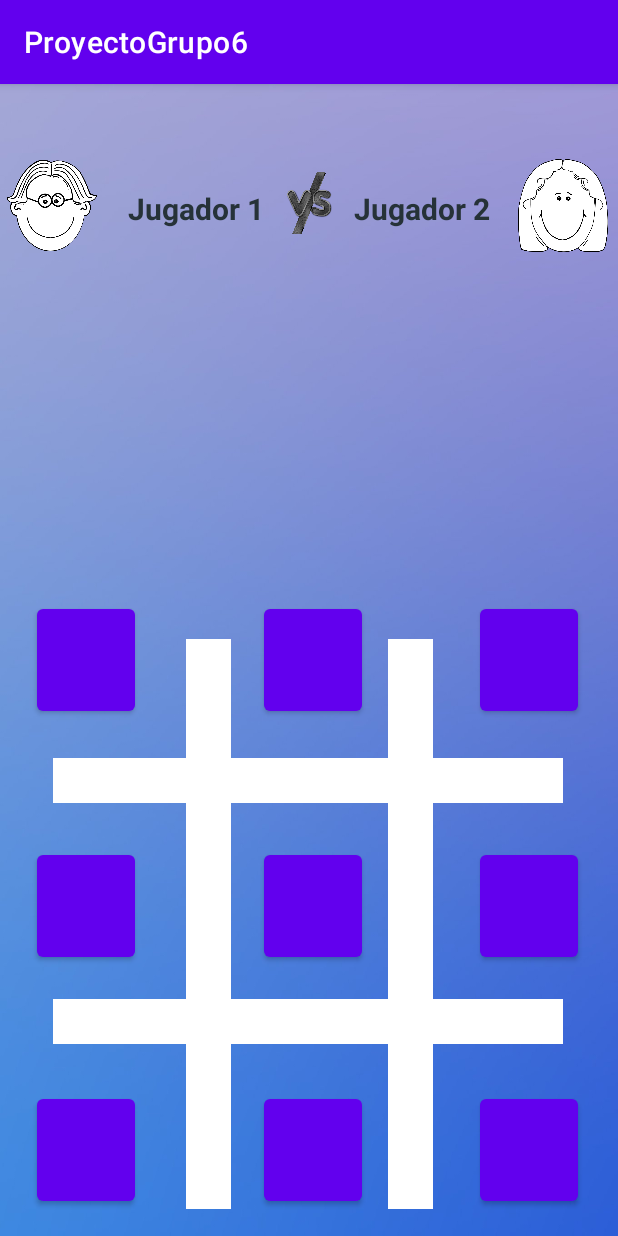
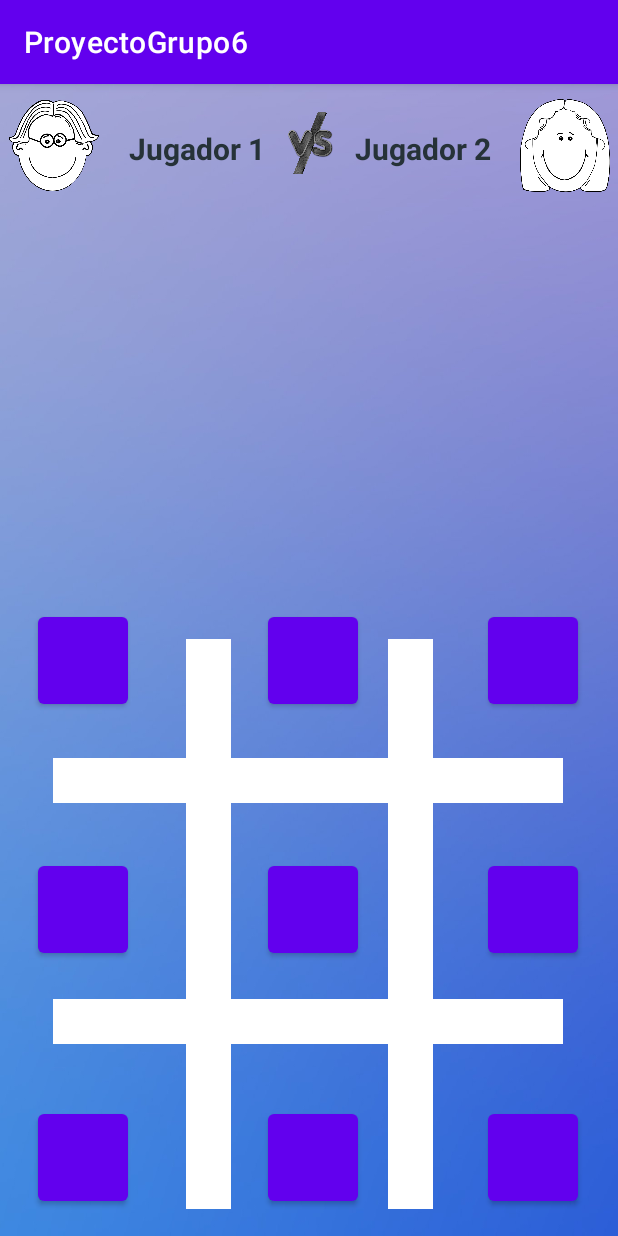
Before and after one commit to isinicolle/AndroidStudio_AppMiniGames, an Android app: the JuegoX0 screen opened directly, with no data from a screen before it, on a phone screen of 412 x 824 dp. Run offline under Robolectric (Android 15) with nearby library versions, the phone set to English and light mode, and no system bars.

Commit message:
posiciones estilo

```diff
--- a/ProyectoGrupo6/app/src/main/java/com/example/proyectogrupo6/JuegoX0.java
+++ b/ProyectoGrupo6/app/src/main/java/com/example/proyectogrupo6/JuegoX0.java
@@ -77,14 +77,14 @@ public class JuegoX0 extends AppCompatActivity {
         {
             if(estado == 1) {
                 textoVictoria.setVisibility(View.VISIBLE);
-                textoVictoria.setText("Has Ganado ;)");
+                textoVictoria.setText("Has Ganado");
                 textoVictoria.setTextColor(Color.BLACK);
                 fichavictoria = R.drawable.xvictoria;
                 Reiniciar.setVisibility(View.VISIBLE);
             }
             else{
                 textoVictoria. setVisibility(View.VISIBLE);
-                textoVictoria.setText("Has perdido ;(");
+                textoVictoria.setText("Has perdido");
                 textoVictoria. setTextColor (Color.BLACK);
                 fichavictoria = R.drawable.novictoria;
                 Reiniciar.setVisibility(View.VISIBLE);
@@ -100,7 +100,7 @@ public class JuegoX0 extends AppCompatActivity {
         else if(estado == 2)
         {
             textoVictoria.setVisibility(View.VISIBLE);
-            textoVictoria.setText("Has Empatado -_-");
+            textoVictoria.setText("Has Empatado");
             textoVictoria. setTextColor (Color.BLACK);
             Reiniciar.setVisibility(View.VISIBLE);
         }
--- a/ProyectoGrupo6/app/src/main/res/layout/activity_juego_x0.xml
+++ b/ProyectoGrupo6/app/src/main/res/layout/activity_juego_x0.xml
@@ -14,23 +14,11 @@
         android:contentDescription="@string/imagen_jugador_2"
         app:layout_constraintBottom_toBottomOf="parent"
         app:layout_constraintEnd_toEndOf="parent"
-        app:layout_constraintHorizontal_bias="0.982"
+        app:layout_constraintHorizontal_bias="0.985"
         app:layout_constraintStart_toStartOf="parent"
         app:layout_constraintTop_toTopOf="parent"
-        app:layout_constraintVertical_bias="0.066"
+        app:layout_constraintVertical_bias="0.009"
         app:srcCompat="@mipmap/rostro2x0" />
-
-    <ImageView
-        android:id="@+id/img3"
-        android:layout_width="55dp"
-        android:layout_height="60dp"
-        android:contentDescription="@string/imagen_jugador_2"
-        app:layout_constraintBottom_toBottomOf="parent"
-        app:layout_constraintEnd_toEndOf="parent"
-        app:layout_constraintStart_toStartOf="parent"
-        app:layout_constraintTop_toTopOf="parent"
-        app:layout_constraintVertical_bias="0.068"
-        app:srcCompat="@drawable/vs" />
 
     <TextView
         android:id="@+id/lbljugador2"
@@ -43,10 +31,10 @@
         android:textStyle="bold"
         app:layout_constraintBottom_toBottomOf="parent"
         app:layout_constraintEnd_toEndOf="parent"
-        app:layout_constraintHorizontal_bias="0.732"
+        app:layout_constraintHorizontal_bias="0.735"
         app:layout_constraintStart_toStartOf="parent"
         app:layout_constraintTop_toTopOf="parent"
-        app:layout_constraintVertical_bias="0.095" />
+        app:layout_constraintVertical_bias="0.04" />
 
     <TextView
         android:id="@+id/lbljugador1"
@@ -58,24 +46,23 @@
         android:textStyle="bold"
         app:layout_constraintBottom_toBottomOf="parent"
         app:layout_constraintEnd_toEndOf="parent"
-        app:layout_constraintHorizontal_bias="0.267"
+        app:layout_constraintHorizontal_bias="0.27"
         app:layout_constraintStart_toStartOf="parent"
         app:layout_constraintTop_toTopOf="parent"
-        app:layout_constraintVertical_bias="0.095" />
+        app:layout_constraintVertical_bias="0.04" />
 
-    <TextView
-        android:id="@+id/textoVictoria"
-        android:layout_width="333dp"
-        android:layout_height="79dp"
-        android:textAlignment="center"
-        android:textAppearance="@style/TextAppearance.AppCompat.Large"
-        android:textSize="34sp"
-        android:textStyle="bold"
+    <ImageView
+        android:id="@+id/img3"
+        android:layout_width="55dp"
+        android:layout_height="60dp"
+        android:contentDescription="@string/imagen_jugador_2"
         app:layout_constraintBottom_toBottomOf="parent"
         app:layout_constraintEnd_toEndOf="parent"
+        app:layout_constraintHorizontal_bias="0.502"
         app:layout_constraintStart_toStartOf="parent"
         app:layout_constraintTop_toTopOf="parent"
-        app:layout_constraintVertical_bias="0.214" />
+        app:layout_constraintVertical_bias="0.011"
+        app:srcCompat="@drawable/vs" />
 
     <ImageView
         android:id="@+id/imgj1"
@@ -84,11 +71,27 @@
         android:contentDescription="@string/imagen_jugador_1"
         app:layout_constraintBottom_toBottomOf="parent"
         app:layout_constraintEnd_toEndOf="parent"
-        app:layout_constraintHorizontal_bias="0.014"
+        app:layout_constraintHorizontal_bias="0.017"
         app:layout_constraintStart_toStartOf="parent"
         app:layout_constraintTop_toTopOf="parent"
-        app:layout_constraintVertical_bias="0.066"
+        app:layout_constraintVertical_bias="0.009"
         app:srcCompat="@mipmap/rostro1x0" />
+
+    <TextView
+        android:id="@+id/textoVictoria"
+        style="@style/Widget.AppCompat.TextView.SpinnerItem"
+        android:layout_width="330dp"
+        android:layout_height="41dp"
+        android:textAlignment="center"
+        android:textAppearance="@style/TextAppearance.AppCompat.Large"
+        android:textSize="20sp"
+        android:textStyle="bold"
+        app:layout_constraintBottom_toBottomOf="parent"
+        app:layout_constraintEnd_toEndOf="parent"
+        app:layout_constraintHorizontal_bias="0.493"
+        app:layout_constraintStart_toStartOf="parent"
+        app:layout_constraintTop_toTopOf="parent"
+        app:layout_constraintVertical_bias="0.162" />
 
     <TextView
         android:id="@+id/v2"
@@ -104,8 +107,8 @@
 
     <Button
         android:id="@+id/b9"
-        android:layout_width="65dp"
-        android:layout_height="80dp"
+        android:layout_width="60dp"
+        android:layout_height="70dp"
         android:onClick="ponerFicha"
         app:layout_constraintBottom_toBottomOf="parent"
         app:layout_constraintEnd_toEndOf="parent"
@@ -117,8 +120,8 @@
 
     <Button
         android:id="@+id/b8"
-        android:layout_width="65dp"
-        android:layout_height="80dp"
+        android:layout_width="60dp"
+        android:layout_height="70dp"
         android:onClick="ponerFicha"
         app:layout_constraintBottom_toBottomOf="parent"
         app:layout_constraintEnd_toEndOf="parent"
@@ -154,8 +157,8 @@
 
     <Button
         android:id="@+id/b5"
-        android:layout_width="65dp"
-        android:layout_height="80dp"
+        android:layout_width="60dp"
+        android:layout_height="70dp"
         android:onClick="ponerFicha"
         app:layout_constraintBottom_toBottomOf="parent"
         app:layout_constraintEnd_toEndOf="parent"
@@ -167,8 +170,8 @@
 
     <Button
         android:id="@+id/b6"
-        android:layout_width="65dp"
-        android:layout_height="80dp"
+        android:layout_width="60dp"
+        android:layout_height="70dp"
         android:onClick="ponerFicha"
         app:layout_constraintBottom_toBottomOf="parent"
         app:layout_constraintEnd_toEndOf="parent"
@@ -180,8 +183,8 @@
 
     <Button
         android:id="@+id/b2"
-        android:layout_width="65dp"
-        android:layout_height="80dp"
+        android:layout_width="60dp"
+        android:layout_height="70dp"
         android:onClick="ponerFicha"
         app:layout_constraintBottom_toBottomOf="parent"
         app:layout_constraintEnd_toEndOf="parent"
@@ -192,8 +195,8 @@
 
     <Button
         android:id="@+id/b7"
-        android:layout_width="65dp"
-        android:layout_height="80dp"
+        android:layout_width="60dp"
+        android:layout_height="70dp"
         android:onClick="ponerFicha"
         app:layout_constraintBottom_toBottomOf="parent"
         app:layout_constraintEnd_toEndOf="parent"
@@ -217,8 +220,8 @@
 
     <Button
         android:id="@+id/b3"
-        android:layout_width="65dp"
-        android:layout_height="80dp"
+        android:layout_width="60dp"
+        android:layout_height="70dp"
         android:onClick="ponerFicha"
         app:layout_constraintBottom_toBottomOf="parent"
         app:layout_constraintEnd_toEndOf="parent"
@@ -229,8 +232,8 @@
 
     <Button
         android:id="@+id/b1"
-        android:layout_width="65dp"
-        android:layout_height="80dp"
+        android:layout_width="60dp"
+        android:layout_height="70dp"
         android:onClick="ponerFicha"
         app:layout_constraintBottom_toBottomOf="parent"
         app:layout_constraintEnd_toEndOf="parent"
@@ -241,8 +244,8 @@
 
     <Button
         android:id="@+id/b4"
-        android:layout_width="65dp"
-        android:layout_height="80dp"
+        android:layout_width="60dp"
+        android:layout_height="70dp"
         android:onClick="ponerFicha"
         app:layout_constraintBottom_toBottomOf="parent"
         app:layout_constraintEnd_toEndOf="parent"
@@ -263,6 +266,6 @@
         app:layout_constraintEnd_toEndOf="parent"
         app:layout_constraintStart_toStartOf="parent"
         app:layout_constraintTop_toTopOf="parent"
-        app:layout_constraintVertical_bias="0.33" />
+        app:layout_constraintVertical_bias="0.259" />
 
 </androidx.constraintlayout.widget.ConstraintLayout>
```
